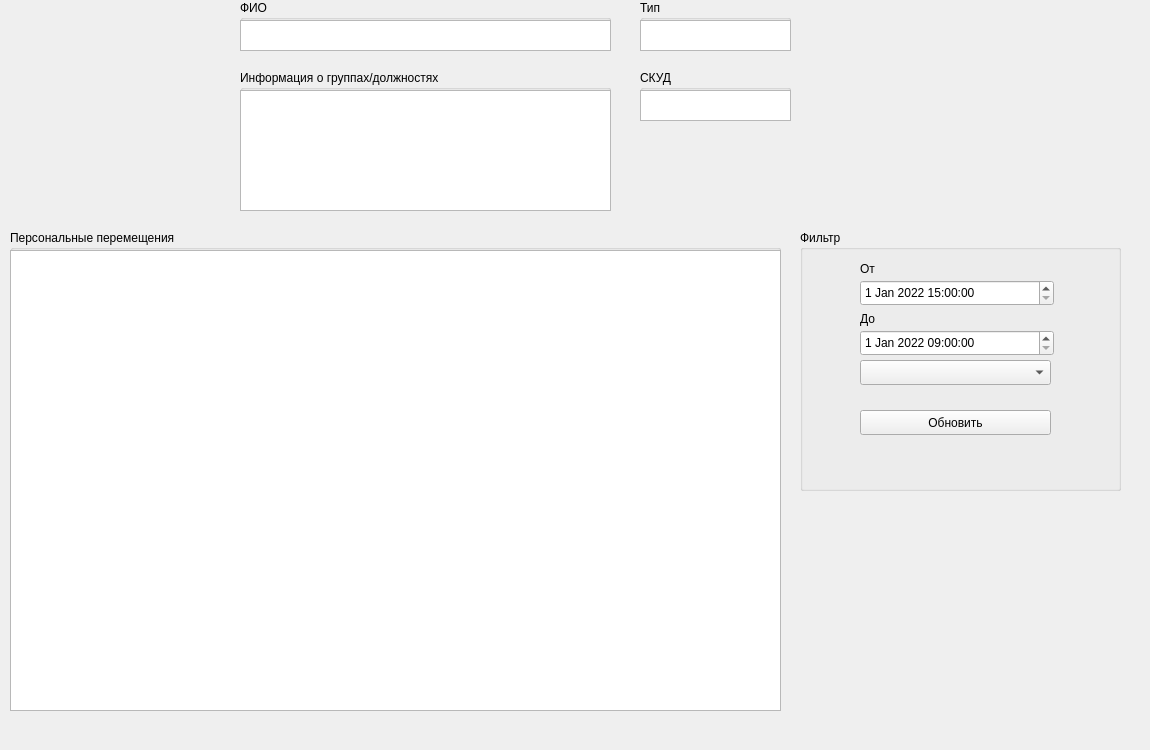
Before: the Qt Designer form widgets/personal_movement_modal/ui_personal_movement_modal.ui in lxndrrud/barriers-desktop-py, drawn with Qt 5.
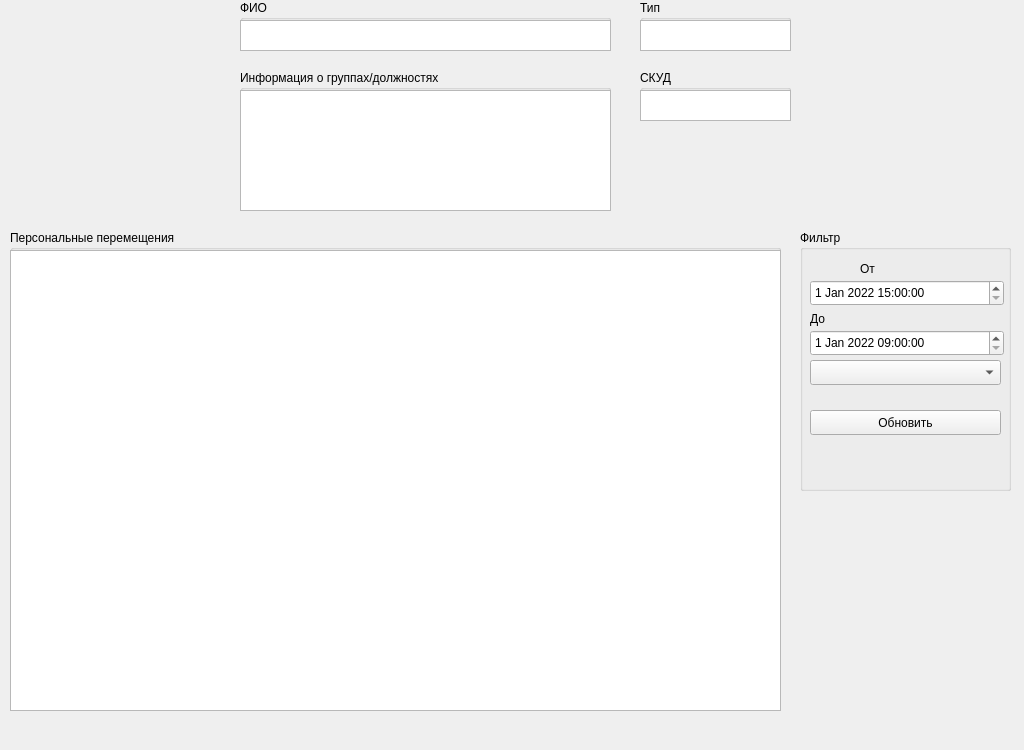
After: the same form once the commit is applied.

Diff of the .ui file:
```diff
--- a/widgets/personal_movement_modal/ui_personal_movement_modal.ui
+++ b/widgets/personal_movement_modal/ui_personal_movement_modal.ui
@@ -6,13 +6,13 @@
    <rect>
     <x>0</x>
     <y>0</y>
-    <width>1150</width>
+    <width>1024</width>
     <height>750</height>
    </rect>
   </property>
   <property name="minimumSize">
    <size>
-    <width>1150</width>
+    <width>1024</width>
     <height>750</height>
    </size>
   </property>
@@ -30,7 +30,7 @@
     <rect>
      <x>20</x>
      <y>10</y>
-     <width>200</width>
+     <width>150</width>
      <height>200</height>
     </rect>
    </property>
@@ -69,7 +69,7 @@
     <rect>
      <x>800</x>
      <y>230</y>
-     <width>321</width>
+     <width>211</width>
      <height>261</height>
     </rect>
    </property>
@@ -79,7 +79,7 @@
    <widget class="QDateTimeEdit" name="fromTime">
     <property name="geometry">
      <rect>
-      <x>60</x>
+      <x>10</x>
       <y>50</y>
       <width>194</width>
       <height>26</height>
@@ -112,7 +112,7 @@
    <widget class="QDateTimeEdit" name="toTime">
     <property name="geometry">
      <rect>
-      <x>60</x>
+      <x>10</x>
       <y>100</y>
       <width>194</width>
       <height>26</height>
@@ -132,7 +132,7 @@
    <widget class="QLabel" name="label_2">
     <property name="geometry">
      <rect>
-      <x>60</x>
+      <x>10</x>
       <y>80</y>
       <width>67</width>
       <height>17</height>
@@ -145,7 +145,7 @@
    <widget class="QComboBox" name="buildingSelect">
     <property name="geometry">
      <rect>
-      <x>60</x>
+      <x>10</x>
       <y>130</y>
       <width>191</width>
       <height>25</height>
@@ -155,7 +155,7 @@
    <widget class="QPushButton" name="updateMovements">
     <property name="geometry">
      <rect>
-      <x>60</x>
+      <x>10</x>
       <y>180</y>
       <width>191</width>
       <height>25</height>
```
Left out of the diff: 15 changed lines with no effect on the pictures.
